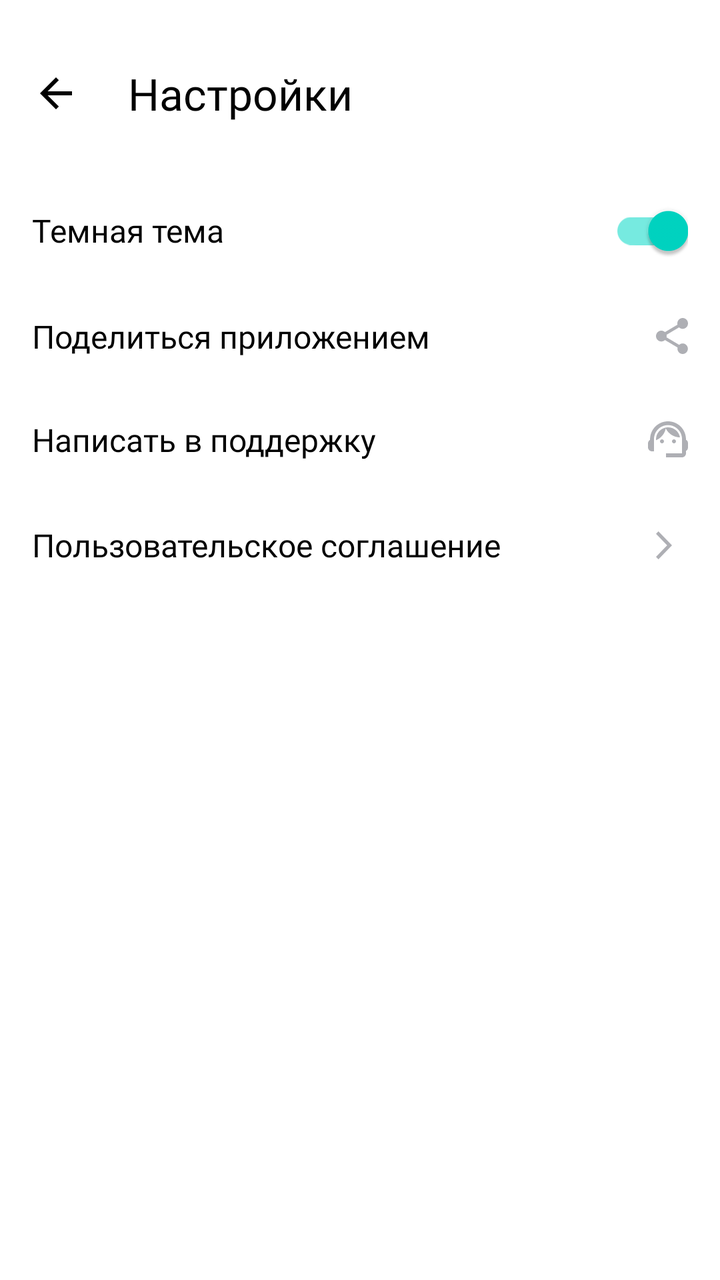
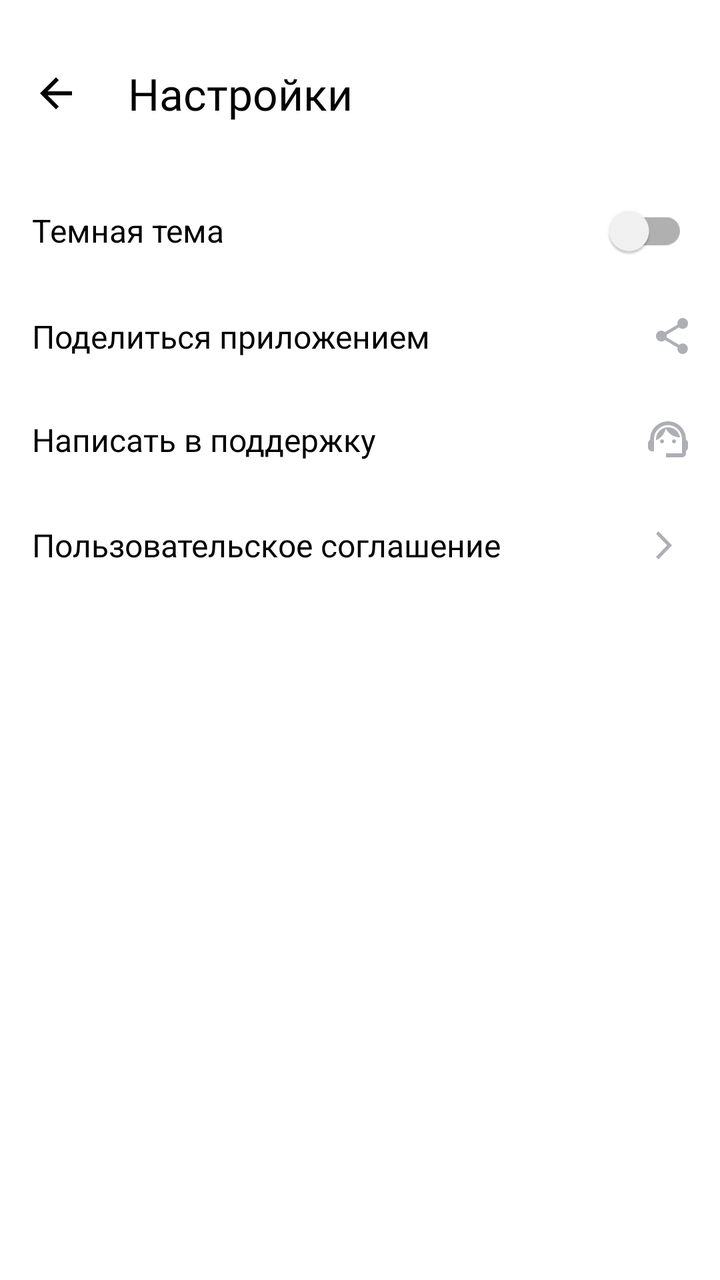

An Android layout rendered at two revisions. The XML below is the earlier revision; the diff shows what the commit changed to produce the second picture.
<!-- AndroidManifest.xml: application theme Theme.MaterialComponents.DayNight.NoActionBar -->
<!-- res/layout/activity_settings.xml -->
<?xml version="1.0" encoding="utf-8"?>
<LinearLayout xmlns:android="http://schemas.android.com/apk/res/android"
    xmlns:app="http://schemas.android.com/apk/res-auto"
    android:layout_width="match_parent"
    android:layout_height="match_parent"
    android:background="@color/settings_screen_background"
    android:orientation="vertical"
    android:paddingLeft="16dp"
    android:paddingTop="22dp"
    android:paddingRight="16dp"
    android:paddingBottom="32dp">

    <LinearLayout style="@style/LinearLayoutSettingsStyle">

        <ImageView
            android:id="@+id/settings_back"
            style="@style/IconSettingsStyle"
            android:layout_marginStart="0dp"
            android:layout_marginEnd="24dp"
            android:contentDescription="arrow"
            android:src="@drawable/ic_back_arrow_24"
            app:tint="@color/settings_text_color" />

        <TextView
            style="@style/TextTitleStyle"
            android:layout_width="wrap_content"
            android:layout_height="wrap_content"
            android:text="@string/settings"
            android:textColor="@color/settings_text_color" />
    </LinearLayout>

    <LinearLayout
        style="@style/LinearLayoutSettingsStyle"
        android:layout_marginBottom="8dp">

        <TextView
            style="@style/TextSettingsStyle"
            android:text="@string/dark_theme" />

        <com.google.android.material.switchmaterial.SwitchMaterial
            android:id="@+id/switch_notifications"
            android:layout_width="wrap_content"
            android:layout_height="wrap_content"
            android:checked="true"
            app:thumbTint="@color/switch_thumb"
            app:trackTint="@color/switch_track" />

    </LinearLayout>

    <LinearLayout
        android:id="@+id/share_app_layout"
        style="@style/LinearLayoutSettingsStyle">


        <TextView
            style="@style/TextSettingsStyle"
            android:text="@string/share" />

        <ImageView
            style="@style/IconSettingsStyle"
            android:contentDescription="share"
            android:src="@drawable/share" />
    </LinearLayout>

    <LinearLayout
        android:id="@+id/email_support_layout"
        style="@style/LinearLayoutSettingsStyle">


        <TextView
            style="@style/TextSettingsStyle"
            android:text="@string/support" />

        <ImageView
            style="@style/IconSettingsStyle"
            android:contentDescription="support"
            android:src="@drawable/support" />

    </LinearLayout>

    <LinearLayout
        android:id="@+id/user_agreement_layout"
        style="@style/LinearLayoutSettingsStyle">

        <TextView
            style="@style/TextSettingsStyle"
            android:text="@string/agreement" />

        <ImageView
            style="@style/IconSettingsStyle"
            android:contentDescription="forward arrow"
            android:src="@drawable/ic_forward_arrow_24" />

    </LinearLayout>

</LinearLayout>
<!-- resources referenced by this layout -->
<resources>
  <color name="settings_screen_background">#FFFFFF</color>
  <color name="settings_text_color">#000000</color>
  <!-- drawable ic_back_arrow_24 (drawable) -->
  <vector xmlns:android="http://schemas.android.com/apk/res/android"
      android:width="24dp"
      android:height="24dp"
      android:viewportWidth="24"
      android:viewportHeight="24">
    <group>
      <clip-path
          android:pathData="M0,0h24v24h-24z"/>
      <path
          android:pathData="M20,11H7.83L13.42,5.41L12,4L4,12L12,20L13.41,18.59L7.83,13H20V11Z"
          android:fillColor="#1A1B22"/>
    </group>
  </vector>
  <!-- drawable ic_forward_arrow_24 (drawable) -->
  <vector xmlns:android="http://schemas.android.com/apk/res/android"
      android:width="24dp"
      android:height="24dp"
      android:viewportWidth="24"
      android:viewportHeight="24">
    <path
        android:pathData="M8,17.749L9.213,19L16,12L9.213,5L8,6.252L13.573,12L8,17.749Z"
        android:fillColor="#AEAFB4"/>
  </vector>
  <!-- drawable share (drawable) -->
  <vector xmlns:android="http://schemas.android.com/apk/res/android"
      android:width="16dp"
      android:height="18dp"
      android:viewportWidth="16"
      android:viewportHeight="18">
    <path
        android:pathData="M13.333,12.723C12.658,12.723 12.053,12.994 11.591,13.419L5.253,9.669C5.298,9.461 5.333,9.253 5.333,9.036C5.333,8.819 5.298,8.611 5.253,8.404L11.52,4.69C12,5.142 12.631,5.422 13.333,5.422C14.809,5.422 16,4.211 16,2.711C16,1.211 14.809,0 13.333,0C11.858,0 10.667,1.211 10.667,2.711C10.667,2.928 10.702,3.136 10.747,3.343L4.48,7.057C4,6.605 3.369,6.325 2.667,6.325C1.191,6.325 0,7.536 0,9.036C0,10.536 1.191,11.747 2.667,11.747C3.369,11.747 4,11.467 4.48,11.015L10.809,14.774C10.764,14.964 10.738,15.163 10.738,15.361C10.738,16.816 11.902,18 13.333,18C14.764,18 15.929,16.816 15.929,15.361C15.929,13.907 14.764,12.723 13.333,12.723Z"
        android:fillColor="#AEAFB4"/>
  </vector>
  <string name="agreement">Пользовательское соглашение</string>
  <string name="dark_theme">Темная тема</string>
  <string name="settings">Настройки</string>
  <string name="share">Поделиться приложением</string>
  <string name="support">Написать в поддержку</string>
  <style name="IconSettingsStyle">
          <item name="android:layout_width">wrap_content</item>
          <item name="android:layout_height">wrap_content</item>
          <item name="android:layout_marginStart">16dp</item>
          <item name="android:scaleType">centerInside</item>
          <item name="android:tint">@color/settings_icons_color</item>
  
      </style>
  <style name="LinearLayoutSettingsStyle">
          <item name="android:layout_width">match_parent</item>
          <item name="android:layout_height">wrap_content</item>
          <item name="android:layout_marginTop">10dp</item>
          <item name="android:layout_marginBottom">20dp</item>
          <item name="android:gravity">center_vertical</item>
          <item name="android:orientation">horizontal</item>
      </style>
  <style name="TextSettingsStyle">
          <item name="android:layout_width">0dp</item>
          <item name="android:layout_height">wrap_content</item>
          <item name="android:layout_weight">1</item>
          <item name="android:textColor">@color/settings_text_color</item>
          <item name="android:fontFamily">@font/ys_display_regular</item>
          <item name="android:textFontWeight">400</item>
          <item name="android:textSize">16sp</item>
      </style>
  <style name="TextTitleStyle">
          <item name="android:textSize">22sp</item>
          <item name="android:fontFamily">@font/ys_display_medium</item>
          <item name="android:textFontWeight">500</item>
          <item name="android:textAllCaps">false</item>
      </style>
  <color name="settings_icons_color">#AEAFB4</color>
  <!-- unchanged entries left out for length: 1 -->
</resources>

<!-- the commit's change to res/layout/activity_settings.xml (unified diff, before → after) -->
@@ -33,15 +33,13 @@
         style="@style/LinearLayoutSettingsStyle"
         android:layout_marginBottom="8dp">
 
-        <TextView
-            style="@style/TextSettingsStyle"
-            android:text="@string/dark_theme" />
-
         <com.google.android.material.switchmaterial.SwitchMaterial
-            android:id="@+id/switch_notifications"
-            android:layout_width="wrap_content"
+            android:id="@+id/themeSwitcher"
+            android:layout_width="match_parent"
             android:layout_height="wrap_content"
-            android:checked="true"
+            android:text="@string/dark_theme"
+            android:textColor="@color/settings_text_color"
+            android:textSize="16sp"
             app:thumbTint="@color/switch_thumb"
             app:trackTint="@color/switch_track" />
 
